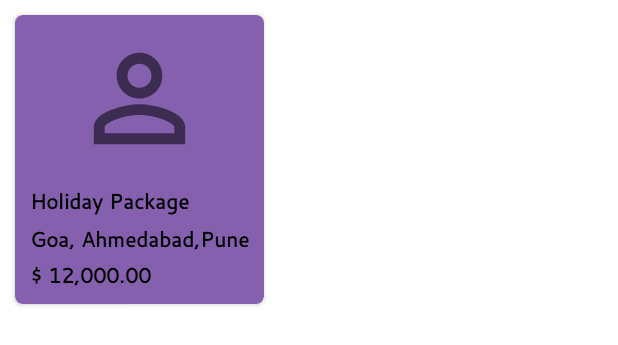
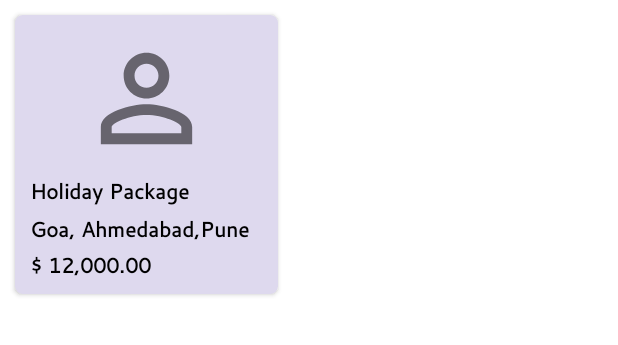
Before and after one commit to TouristEasyway/EasyTravelApplication, an Android app: the layout item_user_dashboard.xml on its own in the app's theme, with its tools: preview values and no code run, on a phone screen of 412 x 824 dp. Shown: the top 345 px of the screen. Run offline under Robolectric (Android 15) with nearby library versions, the phone set to English and light mode, and no system bars; plain views replace RoundedImageView.

Commit message:
11-03-2023 Sagar

```diff
--- a/app/build.gradle
+++ b/app/build.gradle
@@ -47,9 +47,6 @@ dependencies {
     implementation 'com.google.firebase:firebase-auth:21.1.0'
     implementation 'com.google.firebase:firebase-analytics:20.1.2'
     implementation 'com.google.firebase:firebase-storage:20.0.1'
-    testImplementation 'junit:junit:4.13.2'
-    androidTestImplementation 'androidx.test.ext:junit:1.1.3'
-    androidTestImplementation 'androidx.test.espresso:espresso-core:3.4.0'
 
     implementation 'com.squareup.picasso:picasso:2.71828'
     implementation 'de.hdodenhof:circleimageview:3.0.0'
@@ -60,4 +57,7 @@ dependencies {
     implementation 'com.razorpay:checkout:1.6.19'
     implementation 'com.intuit.sdp:sdp-android:1.1.0'
 
+    testImplementation 'junit:junit:4.13.2'
+    androidTestImplementation 'androidx.test.ext:junit:1.1.3'
+    androidTestImplementation 'androidx.test.espresso:espresso-core:3.4.0'
 }
--- a/app/src/main/java/com/example/easytravelapplication/LogInActivity.java
+++ b/app/src/main/java/com/example/easytravelapplication/LogInActivity.java
@@ -151,15 +151,18 @@ public class LogInActivity extends AppCompatActivity {
                         openMain();
 
                     } else {
+                        pd.dismiss();
                         new CommonMethod(LogInActivity.this, "Email Not Registered With Our System");
                     }
                 } else {
+                    pd.dismiss();
                     new CommonMethod(LogInActivity.this, "Invalid Users");
                 }
             }
 
             @Override
             public void onCancelled(@NonNull DatabaseError error) {
+                pd.dismiss();
                 Toast.makeText(LogInActivity.this, "Error", Toast.LENGTH_LONG).show();
 
             }
--- a/app/src/main/res/layout/item_user_dashboard.xml
+++ b/app/src/main/res/layout/item_user_dashboard.xml
@@ -8,16 +8,16 @@
     </data>
 
     <androidx.constraintlayout.widget.ConstraintLayout
-        android:layout_width="wrap_content"
+        android:layout_width="@dimen/_150sdp"
         android:layout_height="wrap_content">
 
 
         <androidx.cardview.widget.CardView
-            app:cardBackgroundColor="@color/purple_500"
             android:id="@+id/cardView"
             android:layout_width="match_parent"
             android:layout_height="wrap_content"
             android:layout_margin="10dp"
+            app:cardBackgroundColor="@color/light_purple"
             app:cardCornerRadius="5dp"
             app:layout_constraintBottom_toBottomOf="parent"
             app:layout_constraintEnd_toEndOf="parent"
@@ -35,8 +35,8 @@
                     android:layout_height="@dimen/_70sdp"
                     android:scaleType="fitCenter"
                     android:src="@drawable/ic_person"
+                    app:layout_constraintEnd_toEndOf="parent"
                     app:layout_constraintStart_toStartOf="parent"
-                    app:layout_constraintEnd_toEndOf="parent"
                     app:layout_constraintTop_toTopOf="parent"
                     app:riv_corner_radius="10dp" />
 
@@ -45,7 +45,7 @@
                     style="@style/regular_14_text_bold"
                     android:layout_width="0dp"
                     android:layout_height="wrap_content"
-                    android:layout_marginTop="@dimen/_10sdp"
+                    android:layout_marginTop="@dimen/_5sdp"
                     app:layout_constraintStart_toStartOf="parent"
                     app:layout_constraintTop_toBottomOf="@id/img"
                     tools:text="Holiday Package" />
--- a/app/src/main/res/values/strings.xml
+++ b/app/src/main/res/values/strings.xml
@@ -1,5 +1,5 @@
 <resources>
-    <string name="app_name">TouristEasyWay </string>
+    <string name="app_name">EasyWay</string>
 
     <string name="log_in">Log In</string>
     <string name="enter_user_name">Enter Username</string>
```
Also changed, not shown: app/src/main/java/com/example/easytravelapplication/DashBoardActivity.java (+11 -11 lines), app/src/main/java/com/example/easytravelapplication/SignupActivity.java (+6 -3 lines).
